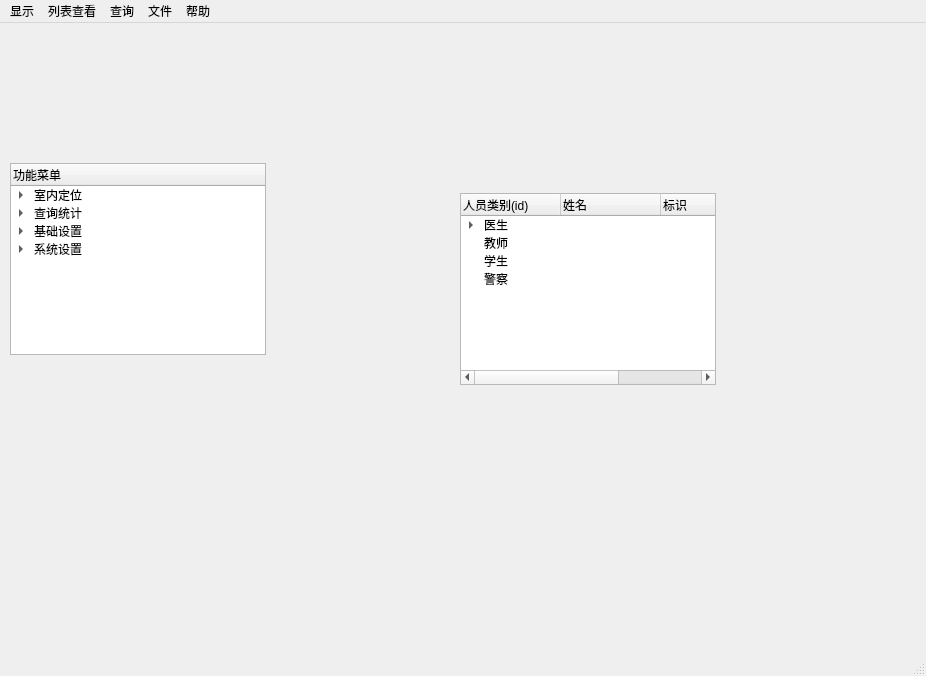
Old version of the form ui/mainwindow.ui in the repository 24k-dd/UWB.
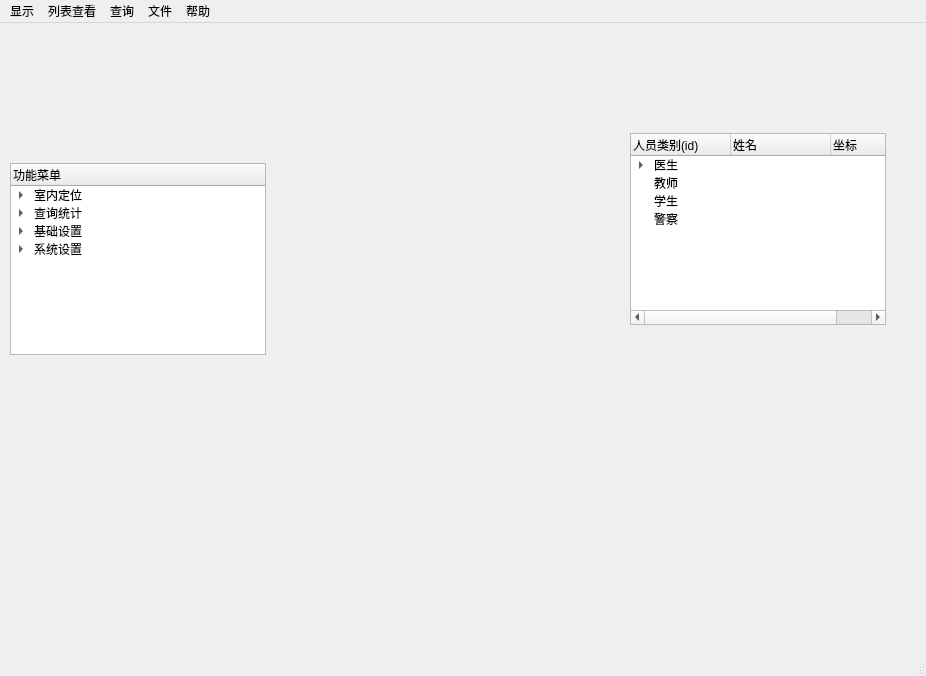
New version of the form.

Patch:
```diff
--- a/ui/mainwindow.ui
+++ b/ui/mainwindow.ui
@@ -113,8 +113,8 @@
    <widget class="QTreeWidget" name="treeWidget_group">
     <property name="geometry">
      <rect>
-      <x>460</x>
-      <y>170</y>
+      <x>630</x>
+      <y>110</y>
       <width>256</width>
       <height>192</height>
      </rect>
@@ -132,11 +132,6 @@
       <string>姓名</string>
      </property>
     </column>
-    <column>
-     <property name="text">
-      <string>标识</string>
-     </property>
-    </column>
     <column>
      <property name="text">
       <string>坐标</string>
```
Left out of the diff: 45 changed lines with no effect on the pictures.
